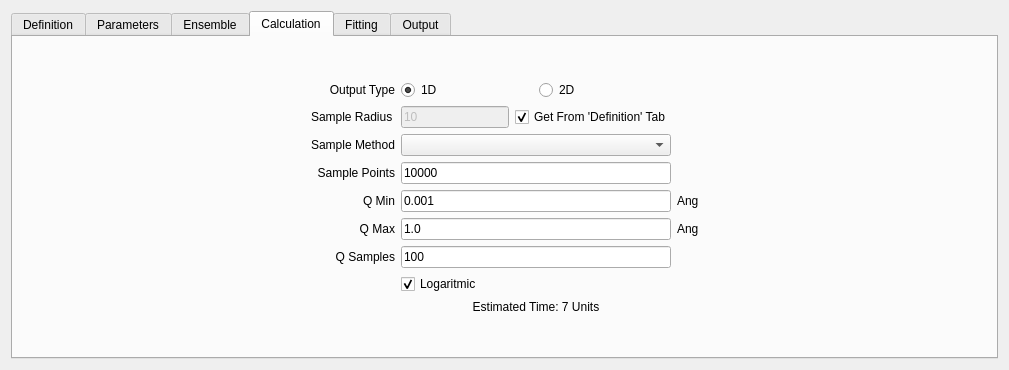
Qt form src/sas/qtgui/Perspectives/ParticleEditor/UI/DesignWindowUI.ui (SasView/sasview) before a commit.
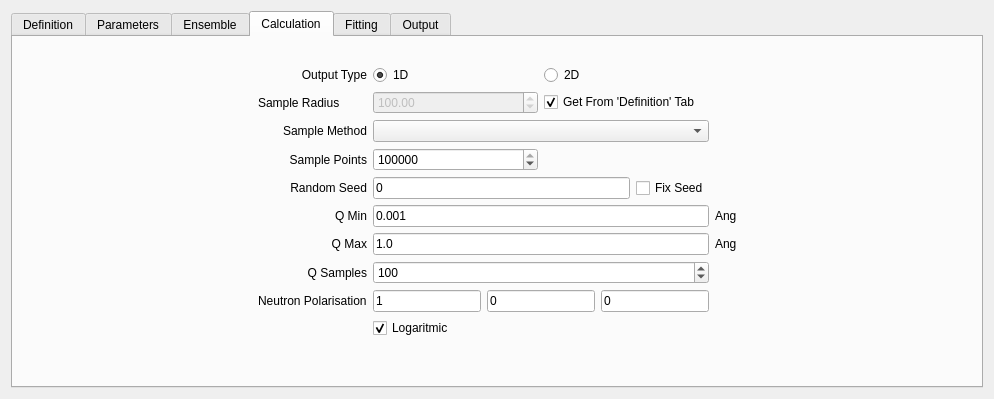
The same form after that commit. The open tabs and pages were chosen to show the change.

```diff
--- a/src/sas/qtgui/Perspectives/ParticleEditor/UI/DesignWindowUI.ui
+++ b/src/sas/qtgui/Perspectives/ParticleEditor/UI/DesignWindowUI.ui
@@ -6,7 +6,7 @@
    <rect>
     <x>0</x>
     <y>0</y>
-    <width>1009</width>
+    <width>994</width>
     <height>370</height>
    </rect>
   </property>
@@ -257,6 +257,150 @@
             <item>
              <widget class="QFrame" name="frame_3">
               <layout class="QGridLayout" name="gridLayout_2">
+               <item row="7" column="1">
+                <widget class="QSpinBox" name="qSamplesBox">
+                 <property name="minimum">
+                  <number>10</number>
+                 </property>
+                 <property name="maximum">
+                  <number>10000</number>
+                 </property>
+                 <property name="singleStep">
+                  <number>10</number>
+                 </property>
+                 <property name="value">
+                  <number>100</number>
+                 </property>
+                </widget>
+               </item>
+               <item row="5" column="2">
+                <widget class="QLabel" name="label_9">
+                 <property name="text">
+                  <string>Ang</string>
+                 </property>
+                </widget>
+               </item>
+               <item row="6" column="2">
+                <widget class="QLabel" name="label_10">
+                 <property name="text">
+                  <string>Ang</string>
+                 </property>
+                </widget>
+               </item>
+               <item row="7" column="0">
+                <widget class="QLabel" name="label_7">
+                 <property name="text">
+                  <string>Q Samples</string>
+                 </property>
+                 <property name="alignment">
+                  <set>Qt::AlignRight|Qt::AlignTrailing|Qt::AlignVCenter</set>
+                 </property>
+                </widget>
+               </item>
+               <item row="1" column="0">
+                <widget class="QLabel" name="label_14">
+                 <property name="text">
+                  <string>Sample Radius</string>
+                 </property>
+                </widget>
+               </item>
+               <item row="1" column="1">
+                <layout class="QHBoxLayout" name="horizontalLayout_6">
+                 <item>
+                  <widget class="QDoubleSpinBox" name="sampleRadius">
+                   <property name="enabled">
+                    <bool>false</bool>
+                   </property>
+                   <property name="minimum">
+                    <double>0.100000000000000</double>
+                   </property>
+                   <property name="maximum">
+                    <double>100000.000000000000000</double>
+                   </property>
+                   <property name="value">
+                    <double>100.000000000000000</double>
+                   </property>
+                  </widget>
+                 </item>
+                 <item>
+                  <widget class="QCheckBox" name="radiusFromParticleTab">
+                   <property name="text">
+                    <string>Get From 'Definition' Tab</string>
+                   </property>
+                   <property name="checked">
+                    <bool>true</bool>
+                   </property>
+                  </widget>
+                 </item>
+                </layout>
+               </item>
+               <item row="6" column="0">
+                <widget class="QLabel" name="label_11">
+                 <property name="text">
+                  <string>Q Max</string>
+                 </property>
+                 <property name="alignment">
+                  <set>Qt::AlignRight|Qt::AlignTrailing|Qt::AlignVCenter</set>
+                 </property>
+                </widget>
+               </item>
+               <item row="6" column="1">
+                <widget class="QLineEdit" name="qMaxBox">
+                 <property name="text">
+                  <string>1.0</string>
+                 </property>
+                </widget>
+               </item>
+               <item row="2" column="0">
+                <widget class="QLabel" name="label_3">
+                 <property name="text">
+                  <string>Sample Method</string>
+                 </property>
+                 <property name="alignment">
+                  <set>Qt::AlignRight|Qt::AlignTrailing|Qt::AlignVCenter</set>
+                 </property>
+                </widget>
+               </item>
+               <item row="5" column="1">
+                <widget class="QLineEdit" name="qMinBox">
+                 <property name="text">
+                  <string>0.001</string>
+                 </property>
+                </widget>
+               </item>
+               <item row="5" column="0">
+                <widget class="QLabel" name="label_8">
+                 <property name="text">
+                  <string>Q Min</string>
+                 </property>
+                 <property name="alignment">
+                  <set>Qt::AlignRight|Qt::AlignTrailing|Qt::AlignVCenter</set>
+                 </property>
+                </widget>
+               </item>
+               <item row="2" column="1">
+                <widget class="QComboBox" name="methodCombo"/>
+               </item>
+               <item row="10" column="1">
+                <widget class="QLabel" name="timeEstimateLabel">
+                 <property name="text">
+                  <string/>
+                 </property>
+                 <property name="alignment">
+                  <set>Qt::AlignCenter</set>
+                 </property>
+                </widget>
+               </item>
+               <item row="9" column="1">
+                <widget class="QCheckBox" name="useLogQ">
+                 <property name="text">
+                  <string>Logaritmic</string>
+                 </property>
+                 <property name="checked">
+                  <bool>true</bool>
+                 </property>
+                </widget>
+               </item>
                <item row="0" column="1">
                 <layout class="QHBoxLayout" name="horizontalLayout">
                  <property name="bottomMargin">
@@ -281,26 +425,6 @@
                  </item>
                 </layout>
                </item>
-               <item row="8" column="1">
-                <widget class="QLabel" name="label_12">
-                 <property name="text">
-                  <string>Estimated Time: 7 Units</string>
-                 </property>
-                 <property name="alignment">
-                  <set>Qt::AlignCenter</set>
-                 </property>
-                </widget>
-               </item>
-               <item row="7" column="1">
-                <widget class="QCheckBox" name="useLogQ">
-                 <property name="text">
-                  <string>Logaritmic</string>
-                 </property>
-                 <property name="checked">
-                  <bool>true</bool>
-                 </property>
-                </widget>
-               </item>
                <item row="0" column="0">
                 <widget class="QLabel" name="label_13">
                  <property name="text">
@@ -322,116 +446,84 @@
                 </widget>
                </item>
                <item row="3" column="1">
-                <widget class="QLineEdit" name="nPoints">
-                 <property name="text">
-                  <string>10000</string>
-                 </property>
-                </widget>
-               </item>
-               <item row="4" column="0">
-                <widget class="QLabel" name="label_8">
-                 <property name="text">
-                  <string>Q Min</string>
-                 </property>
-                 <property name="alignment">
-                  <set>Qt::AlignRight|Qt::AlignTrailing|Qt::AlignVCenter</set>
-                 </property>
-                </widget>
+                <layout class="QHBoxLayout" name="horizontalLayout_8">
+                 <item>
+                  <widget class="QSpinBox" name="nSamplePoints">
+                   <property name="maximum">
+                    <number>100000000</number>
+                   </property>
+                   <property name="singleStep">
+                    <number>1000</number>
+                   </property>
+                   <property name="value">
+                    <number>100000</number>
+                   </property>
+                  </widget>
+                 </item>
+                 <item>
+                  <widget class="QLabel" name="sampleDetails">
+                   <property name="text">
+                    <string/>
+                   </property>
+                  </widget>
+                 </item>
+                </layout>
                </item>
                <item row="4" column="1">
-                <widget class="QLineEdit" name="lineEdit">
-                 <property name="text">
-                  <string>0.001</string>
-                 </property>
-                </widget>
+                <layout class="QHBoxLayout" name="horizontalLayout_9">
+                 <item>
+                  <widget class="QLineEdit" name="randomSeed">
+                   <property name="text">
+                    <string>0</string>
+                   </property>
+                  </widget>
+                 </item>
+                 <item>
+                  <widget class="QCheckBox" name="fixRandomSeed">
+                   <property name="text">
+                    <string>Fix Seed</string>
+                   </property>
+                  </widget>
+                 </item>
+                </layout>
                </item>
-               <item row="2" column="0">
-                <widget class="QLabel" name="label_3">
+               <item row="4" column="0">
+                <widget class="QLabel" name="label_16">
                  <property name="text">
-                  <string>Sample Method</string>
+                  <string>Random Seed</string>
                  </property>
                  <property name="alignment">
                   <set>Qt::AlignRight|Qt::AlignTrailing|Qt::AlignVCenter</set>
                  </property>
                 </widget>
                </item>
-               <item row="5" column="0">
-                <widget class="QLabel" name="label_11">
+               <item row="8" column="0">
+                <widget class="QLabel" name="label_12">
                  <property name="text">
-                  <string>Q Max</string>
+                  <string>Neutron Polarisation</string>
                  </property>
-                 <property name="alignment">
-                  <set>Qt::AlignRight|Qt::AlignTrailing|Qt::AlignVCenter</set>
-                 </property>
                 </widget>
                </item>
-               <item row="5" column="1">
-                <widget class="QLineEdit" name="lineEdit_2">
-                 <property name="text">
-                  <string>1.0</string>
-                 </property>
-                </widget>
-               </item>
-               <item row="2" column="1">
-                <widget class="QComboBox" name="methodCombo"/>
-               </item>
-               <item row="5" column="2">
-                <widget class="QLabel" name="label_10">
-                 <property name="text">
-                  <string>Ang</string>
-                 </property>
-                </widget>
-               </item>
-               <item row="6" column="0">
-                <widget class="QLabel" name="label_7">
-                 <property name="text">
-                  <string>Q Samples</string>
-                 </property>
-                 <property name="alignment">
-                  <set>Qt::AlignRight|Qt::AlignTrailing|Qt::AlignVCenter</set>
-                 </property>
-                </widget>
-               </item>
-               <item row="4" column="2">
-                <widget class="QLabel" name="label_9">
-                 <property name="text">
-                  <string>Ang</string>
-                 </property>
-                </widget>
-               </item>
-               <item row="6" column="1">
-                <widget class="QLineEdit" name="qSamples">
-                 <property name="text">
-                  <string>100</string>
-                 </property>
-                </widget>
-               </item>
-               <item row="1" column="0">
-                <widget class="QLabel" name="label_14">
-                 <property name="text">
-                  <string>Sample Radius</string>
-                 </property>
-                </widget>
-               </item>
-               <item row="1" column="1">
-                <layout class="QHBoxLayout" name="horizontalLayout_6">
+               <item row="8" column="1">
+                <layout class="QHBoxLayout" name="horizontalLayout_10">
                  <item>
-                  <widget class="QLineEdit" name="sampleRadius">
-                   <property name="enabled">
-                    <bool>false</bool>
-                   </property>
+                  <widget class="QLineEdit" name="lineEdit">
                    <property name="text">
-                    <string>10</string>
+                    <string>1</string>
                    </property>
                   </widget>
                  </item>
                  <item>
-                  <widget class="QCheckBox" name="radiusFromParticleTab">
+                  <widget class="QLineEdit" name="lineEdit_2">
                    <property name="text">
-                    <string>Get From 'Definition' Tab</string>
+                    <string>0</string>
                    </property>
-                   <property name="checked">
-                    <bool>true</bool>
+                  </widget>
+                 </item>
+                 <item>
+                  <widget class="QLineEdit" name="lineEdit_3">
+                   <property name="text">
+                    <string>0</string>
                    </property>
                   </widget>
                  </item>
```
